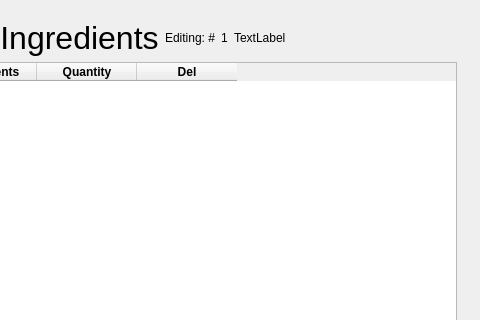
Above: ui/editmenu.ui from sriv95/Restaurant-Management before the change; both pictures show x 744 to 1224 and y 0 to 320 of the 1224 by 682 pixel window. Below: the same form after it.
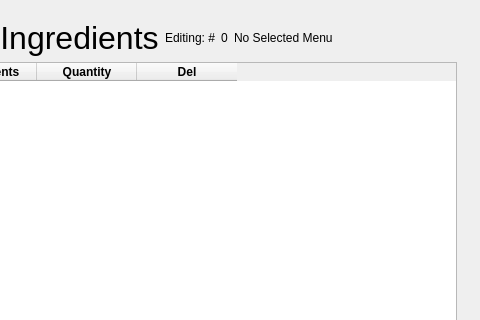
That is the form after the change.

Commit message: style: :art: reset menu ingredients information

```diff
--- a/ui/editmenu.ui
+++ b/ui/editmenu.ui
@@ -188,7 +188,7 @@
          </sizepolicy>
         </property>
         <property name="text">
-         <string>1</string>
+         <string>0</string>
         </property>
        </widget>
       </item>
@@ -201,7 +201,7 @@
          </sizepolicy>
         </property>
         <property name="text">
-         <string>TextLabel</string>
+         <string>No Selected Menu</string>
         </property>
        </widget>
       </item>
```
The commit also changes 1 other file.
